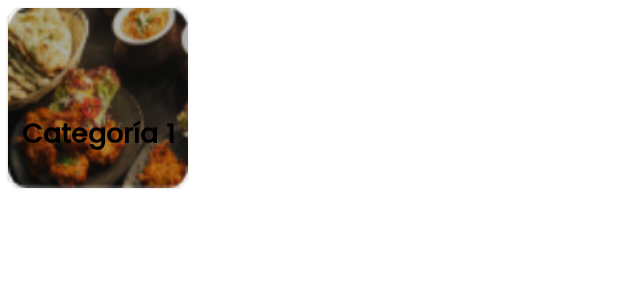
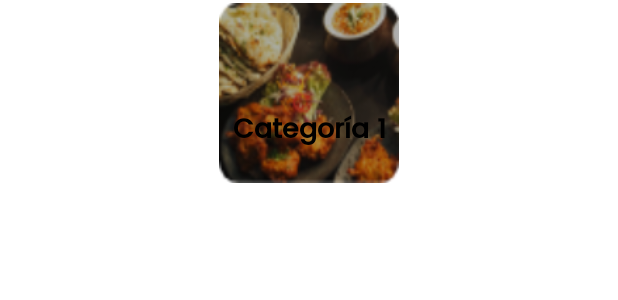
Before and after one commit to ErickG-afk/PlatillosVoladoresApp, an Android app: the layout item_categorias.xml on its own in the app's theme, with its tools: preview values and no code run, on a phone screen of 412 x 824 dp. Shown: the top 300 px of the screen. Run offline under Robolectric (Android 15) with nearby library versions, the phone set to English and light mode, and no system bars.

Commit message:
Correcting endpoint url and layout errors

```diff
--- a/app/src/main/java/com/example/platillosvoladoresapp/api/CategoriaAPI.java
+++ b/app/src/main/java/com/example/platillosvoladoresapp/api/CategoriaAPI.java
@@ -9,7 +9,7 @@
 import retrofit2.http.GET;
 
 public interface CategoriaAPI {
-    String base = "api/categoria";
+    String base = "api/category";
 
     @GET(base)
     Call<GenericResponse<List<Categoria>>> listarCategoriasActivas();
--- a/app/src/main/res/layout/item_categorias.xml
+++ b/app/src/main/res/layout/item_categorias.xml
@@ -5,13 +5,7 @@
     android:layout_height="wrap_content"
     android:orientation="vertical">
 
-    <com.google.android.material.card.MaterialCardView
-        android:id="@+id/crdCategoria"
-        android:layout_width="wrap_content"
-        android:layout_height="wrap_content"
-        android:layout_margin="5dp"
-        android:elevation="8dp"
-        app:cardCornerRadius="10dp">
+
 
         <RelativeLayout
             android:layout_width="match_parent"
@@ -23,6 +17,7 @@
                 android:layout_width="120dp"
                 android:layout_height="120dp"
                 android:scaleType="fitXY"
+                android:layout_margin="2dp"
                 android:src="@drawable/food_img2" />
 
             <TextView
@@ -40,6 +35,6 @@
                 android:text="Categoría 1"
                 android:textColor="#000" />
         </RelativeLayout>
-    </com.google.android.material.card.MaterialCardView>
+
 
 </LinearLayout>
```
Also changed, not shown: app/src/main/java/com/example/platillosvoladoresapp/activity/ui/inicio/InicioFragment.java (+9 -9 lines).
